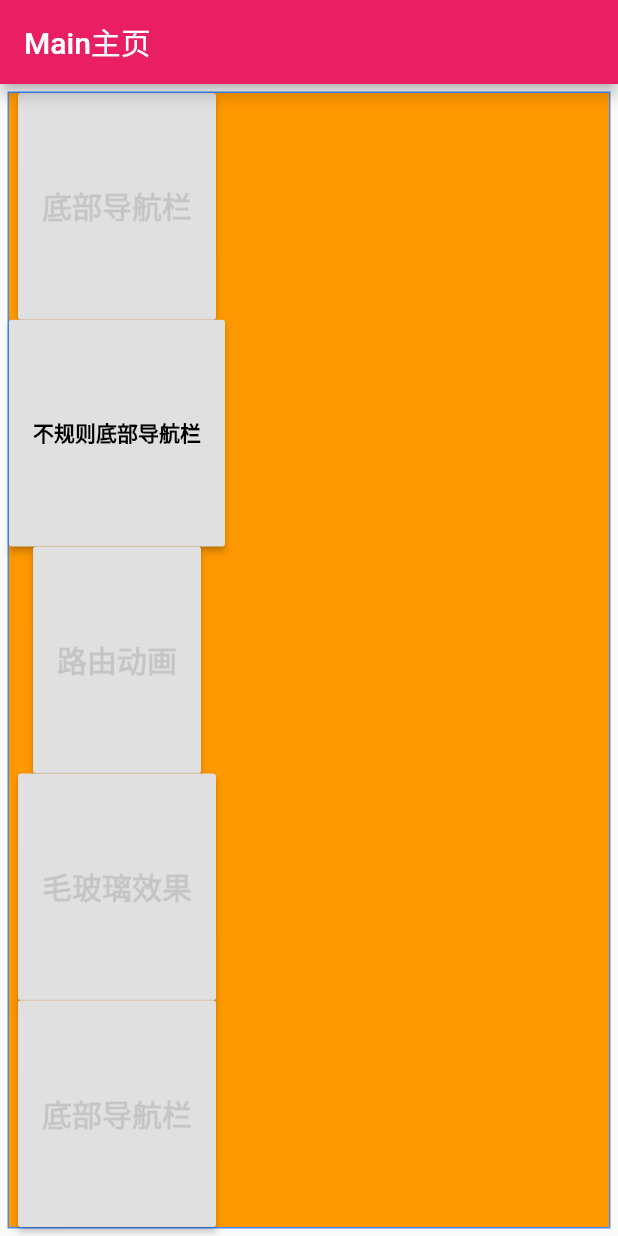
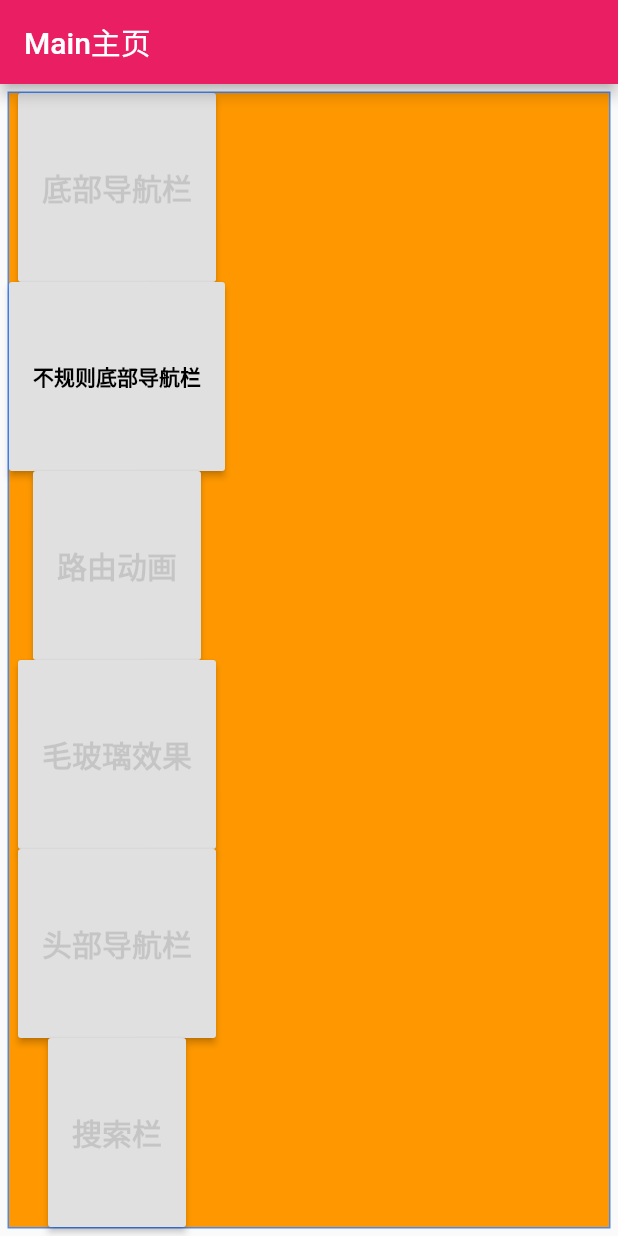
Before and after one commit to ZHughZhang/flutter_demo, a Flutter app: the screen it shows after launch, on a phone screen of 412 x 824 dp. Run offline on Flutter 3.47's test engine with Material 2 defaults, Android fonts, the phone set to English and light mode, and no system bars.

Commit message:
搜索框学习

```diff
--- a/flutter_demo/lib/main.dart
+++ b/flutter_demo/lib/main.dart
@@ -4,6 +4,7 @@ import 'package:flutter_demo/nav/bottomNav/BottomNavWidget_Custom.dart';
 import 'route_animation/page/route_page1.dart';
 import 'effect/frosted_glass.dart';
 import 'nav/topNav/TopNavWidget.dart';
+import 'search/search_bar.dart';
 
 void main() => runApp(MyApp());
 
@@ -106,7 +107,7 @@ class _Mainpage extends StatelessWidget {
                 ),
               Expanded(
                   child:RaisedButton(
-                    child: Text('底部导航栏',
+                    child: Text('头部导航栏',
                       style: TextStyle(
                           color: Colors.black12,
                           fontSize: 20.0,
@@ -119,9 +120,9 @@ class _Mainpage extends StatelessWidget {
                     },
                   ) ,
                 ),
-              /*  Expanded(
+                Expanded(
                   child:RaisedButton(
-                    child: Text('底部导航栏',
+                    child: Text('搜索栏',
                       style: TextStyle(
                           color: Colors.black12,
                           fontSize: 20.0,
@@ -129,11 +130,11 @@ class _Mainpage extends StatelessWidget {
                       ),
                     ),
                     onPressed: (){
-                          (context) => BottomNavWidget();
+                        Navigator.of(context).push(MaterialPageRoute(builder: (context)=> search_bar_widget()));
                     },
                   ) ,
                 ),
-                Expanded(
+              /* Expanded(
                   child:RaisedButton(
                     child: Text('底部导航栏',
                       style: TextStyle(
--- /dev/null
+++ b/flutter_demo/lib/search/bean/asset.dart
@@ -0,0 +1,19 @@
+const searchList = [
+	'君不见黄河之水天上来,奔流到海不复回',
+	'君不见高堂明镜悲白发,朝如青丝暮成雪',
+	'人生得意须尽欢,莫使金樽空对月',
+	'天生我材必有用,千金散尽还复来',
+	'烹羊宰牛且为乐,会须饮三百杯',
+	'岑夫子,丹丘生,将进酒,杯莫停'
+	'与君歌一曲,请君为我倾耳听,'
+	'钟鼓馔玉不足贵,但愿长醉不愿醒',
+	'古来圣贤皆寂寞,惟有饮者留其名',
+	'陈王昔时宴平乐,斗酒十千恣欢虐',
+	'主任为何言少钱,径须沽取对君酌',
+	'五花马,千金裘,忽而将出换美酒,与儿共销万古愁',
+];
+
+const recentSuggest =[
+	'推荐-1',
+	'推荐-2',
+];
```
Also changed, not shown: flutter_demo/lib/search/search_bar.dart (added, +92 -0 lines).
